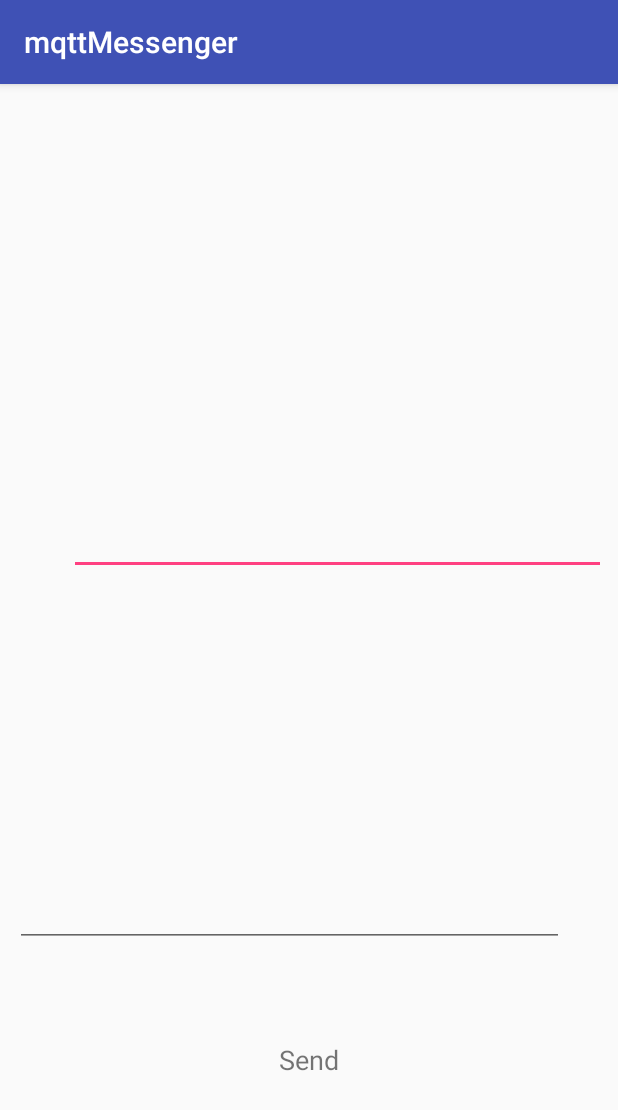
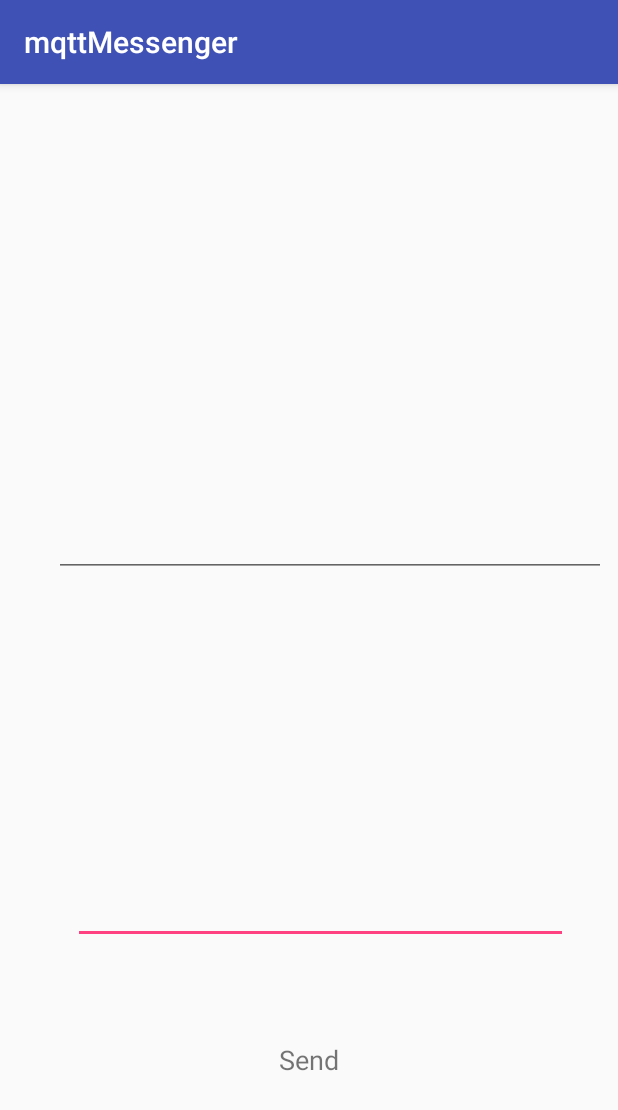
Before and after one commit to LuisftSilva/mqtt-messenger, an Android app: the Messenger screen opened directly, with no data from a screen before it, on a phone screen of 412 x 824 dp. Shown: the top 1110 px of the screen. Run offline under Robolectric (Android 15) with nearby library versions, the phone set to English and light mode, and no system bars; libraries missing offline, so code that uses them is left out: org.eclipse.paho; 4 statements that could not run were skipped.

Commit message:
fix activity

```diff
--- a/app/src/main/java/com/example/mqttmessenger/Messenger.java
+++ b/app/src/main/java/com/example/mqttmessenger/Messenger.java
@@ -60,6 +60,7 @@ public class Messenger extends AppCompatActivity implements View.OnClickListener
         conversation = findViewById(R.id.conversation);
         boxtext = findViewById(R.id.box_txt);
         send = findViewById(R.id.send);
+        conversation.setFocusable(false);
     }
 
     private void handleClick() {
--- a/app/src/main/res/layout/activity_irrigation.xml
+++ b/app/src/main/res/layout/activity_irrigation.xml
@@ -8,11 +8,11 @@
 
     <EditText
         android:id="@+id/conversation"
-        android:layout_width="358dp"
-        android:layout_height="298dp"
+        android:layout_width="368dp"
+        android:layout_height="299dp"
         android:layout_marginEnd="8dp"
         android:layout_marginRight="8dp"
-        android:layout_marginStart="70dp"
+        android:editable="false"
         android:padding="7dp"
         android:singleLine="true"
         android:text=""
@@ -26,18 +26,20 @@
 
     <EditText
         android:id="@+id/box_txt"
-        android:layout_width="366dp"
-        android:layout_height="72dp"
-        android:layout_marginLeft="10dp"
-        android:layout_marginStart="10dp"
+        android:layout_width="330dp"
+        android:layout_height="63dp"
+        android:layout_marginLeft="24dp"
+        android:layout_marginStart="24dp"
         android:padding="7dp"
         android:singleLine="true"
         android:text=""
         android:textSize="18sp"
         app:layout_constraintBottom_toBottomOf="parent"
+        app:layout_constraintEnd_toEndOf="parent"
+        app:layout_constraintHorizontal_bias="0.426"
         app:layout_constraintStart_toStartOf="parent"
         app:layout_constraintTop_toTopOf="parent"
-        app:layout_constraintVertical_bias="0.723" />
+        app:layout_constraintVertical_bias="0.724" />
 
     <TextView
         android:id="@+id/send"
```
Also changed, not shown: app/src/main/res/layout/activity_main.xml (+17 -17 lines).
